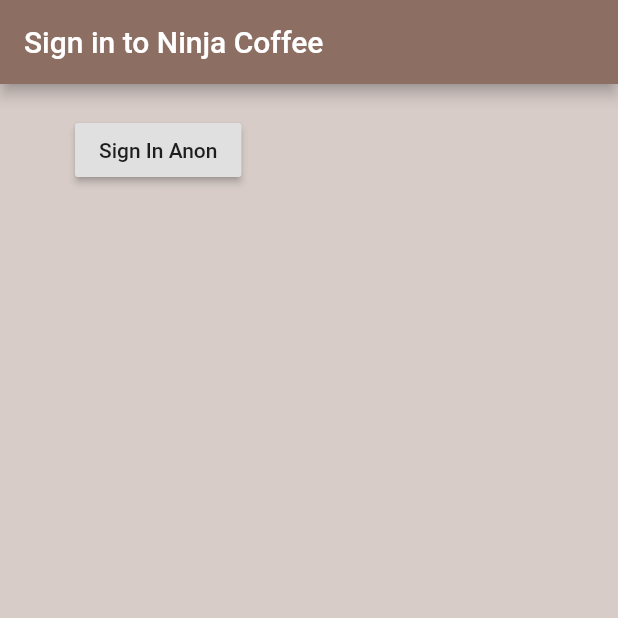
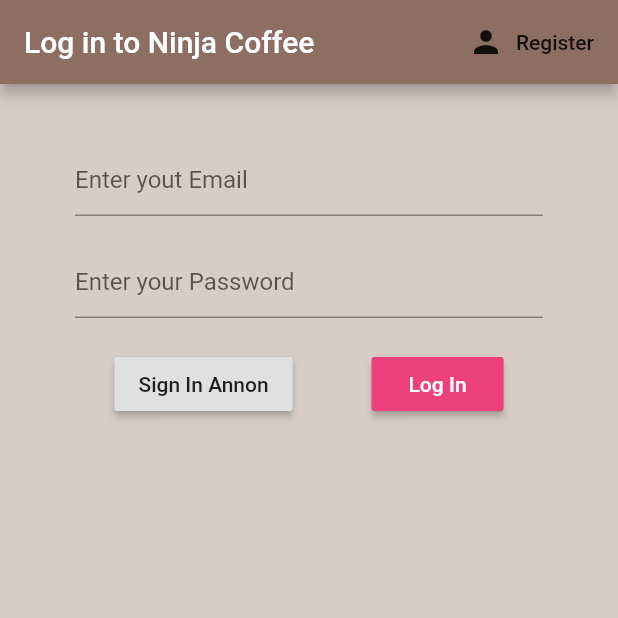
Before and after one commit to micaljohn60/ninja-coffee-shop, a Flutter app: the screen it shows after launch, on a phone screen of 412 x 824 dp, the top half of it. Run offline on Flutter 3.47's test engine with Material 2 defaults, Android fonts, the phone set to English and light mode, and no system bars; our stand-ins replace cloud_firestore, firebase_auth, firebase_core, flutter_spinkit; accounts and stored records are empty.

Commit message:
Final Push

```diff
--- a/lib/main.dart
+++ b/lib/main.dart
@@ -1,6 +1,9 @@
 import 'package:firebase_core/firebase_core.dart';
 import 'package:flutter/material.dart';
+import 'package:ninja_coffee_shop/models/Customer.dart';
 import 'package:ninja_coffee_shop/screens/wrapper.dart';
+import 'package:ninja_coffee_shop/services/auth.dart';
+import 'package:provider/provider.dart';
 
 Future main() async{
   WidgetsFlutterBinding.ensureInitialized();
@@ -12,8 +15,11 @@ class MyApp extends StatelessWidget {
   // This widget is the root of your application.
   @override
   Widget build(BuildContext context) {
-    return MaterialApp(
-      home: Wrapper(),
+    return StreamProvider<Customer>.value(
+      value: AuthService().user,
+          child: MaterialApp(
+        home: Wrapper(),
+      ),
     );
   }
 }
--- /dev/null
+++ b/lib/models/ninja.dart
@@ -0,0 +1,7 @@
+class Ninja{
+  final String name;
+  final String sugars;
+  final int strength;
+
+  Ninja({this.name, this.sugars, this.strength});
+}
--- a/lib/screens/authenticate/authenticate.dart
+++ b/lib/screens/authenticate/authenticate.dart
@@ -1,4 +1,5 @@
 import 'package:flutter/material.dart';
+import 'package:ninja_coffee_shop/screens/authenticate/register.dart';
 import 'package:ninja_coffee_shop/screens/authenticate/sign_in.dart';
 
 class Authenticate extends StatefulWidget {
@@ -7,10 +8,20 @@ class Authenticate extends StatefulWidget {
 }
 
 class _AuthenticateState extends State<Authenticate> {
+
+bool showSignin = true;
+void toggleView(){
+  setState(() => showSignin = !showSignin);
+}
+
   @override
   Widget build(BuildContext context) {
-    return Container(
-      child: SignIn()
-    );
+    if(showSignin){
+      return SignIn(toggleView: toggleView,);
+    }
+    else{
+      return Register(toggleView: toggleView,);
+    }
+
   }
 }
--- a/lib/screens/authenticate/sign_in.dart
+++ b/lib/screens/authenticate/sign_in.dart
@@ -1,8 +1,14 @@
 
 import 'package:flutter/material.dart';
+import 'package:ninja_coffee_shop/screens/authenticate/register.dart';
 import 'package:ninja_coffee_shop/services/auth.dart';
+import 'package:ninja_coffee_shop/shared/loading.dart';
 
 class SignIn extends StatefulWidget {
+
+  final Function toggleView;
+  SignIn({this.toggleView});
+
   @override
   _SignInState createState() => _SignInState();
 }
@@ -10,30 +16,93 @@ class SignIn extends StatefulWidget {
 class _SignInState extends State<SignIn> {
 
   final AuthService _auth = AuthService();
+  final _formkey = GlobalKey<FormState>();
 
+  String email = '';
+  String password = '';
+  bool loading = false;
 
   @override
   Widget build(BuildContext context) {
-    return Scaffold(
+    return loading ? Loading() : Scaffold(
       backgroundColor: Colors.brown[100],
       appBar: AppBar(
         backgroundColor: Colors.brown[400],
-        title: Text("Sign in to Ninja Coffee"),
+        title: Text("Log in to Ninja Coffee"),
+        actions: <Widget>[
+          FlatButton.icon(onPressed: () => widget.toggleView(),
+          icon: Icon(Icons.person), label: Text("Register"))
+        ],
         ),
         body: Container(
           padding:EdgeInsets.symmetric(vertical:20,horizontal:50),
-          child: RaisedButton(
-            child: Text('Sign In Anon'),
-            onPressed: () async{
-              dynamic result = await _auth.signInAnon();
-              if (result == null){
-                print('Error in Sing in');
-              }else{
-                print('Sign in');
-                print(result.uid);
-              }
-            }
+          child: Form(
+            key: _formkey,
+            child: Column(
+              children: <Widget>[
+                SizedBox(height: 20.0,),
+                TextFormField(
+                  onChanged: (val){
+                    setState(()=> email = val);
+                  },decoration: InputDecoration(
+                    hintText: "Enter yout Email"
+                  ),
+                ),
+
+                SizedBox(height: 20.0,),
+                TextFormField(
+                  obscureText: true,
+                  onChanged: (val){
+                    setState(() => password = val);
+                  },
+                  decoration: InputDecoration(hintText: "Enter your Password"),
+                ),
+
+                SizedBox(height: 20.0,),
+                Container(
+                  child: Row(
+                    mainAxisAlignment: MainAxisAlignment.spaceAround,
+                    children: <Widget>[
+                      RaisedButton(
+                        onPressed: () async{
+                          if (_formkey.currentState.validate()){
+                            setState(() => loading = true);
+                            dynamic result = await _auth.signInAnon();
+
+                            if (result == null){
+                              setState(() {
+                                loading = false;
+                              });
+                            }
+                          }
+
+                        },
+                        child: Text("Sign In Annon"),
+                      ),
+
+                      RaisedButton(
+                        onPressed: () async{
+                          if(_formkey.currentState.validate()){
+                          setState(()=> loading = true);
+                          dynamic result = await _auth.signinWithEmail(email, password);
+
+                          if(result == null){
+                            setState(() {
+                              loading = false;
+
+                            });
+                          }
+                          }
+                        },
+                        color: Colors.pink[400],
+                        child: Text("Log In",style: TextStyle(color: Colors.white),),
+                      ),
+                    ],
+                  ),
+                ),
+              ],
             ),
+          )
         ),
     );
   }
--- a/lib/screens/wrapper.dart
+++ b/lib/screens/wrapper.dart
@@ -1,11 +1,22 @@
 import 'package:flutter/material.dart';
+import 'package:ninja_coffee_shop/models/Customer.dart';
 import 'package:ninja_coffee_shop/screens/authenticate/authenticate.dart';
+import 'package:provider/provider.dart';
+
+import 'home/home.dart';
 
 
 class Wrapper extends StatelessWidget {
   @override
   Widget build(BuildContext context) {
     //Return either Home or Auth
-    return Authenticate();
+    final user = Provider.of<Customer>(context);
+    print(user);
+    if(user == null){
+      return Authenticate();
+    }
+    else{
+      return Home();
+    }
   }
 }
```
Also changed, not shown: lib/models/Customer.dart (+11 -0 lines), lib/screens/authenticate/register.dart (added, +98 -0 lines), lib/screens/home/Ninja_Tile.dart (added, +28 -0 lines), lib/screens/home/home.dart (+50 -2 lines), lib/screens/home/ninja_lists.dart (added, +25 -0 lines), lib/screens/home/setting_form.dart (added, +96 -0 lines), lib/services/auth.dart (+34 -0 lines), lib/services/database.dart (added, +46 -0 lines), lib/shared/loading.dart (added, +16 -0 lines), pubspec.yaml (+4 -4 lines), assets/coffee_bg.png (added), assets/coffee_icon.png (added), pubspec.lock.
